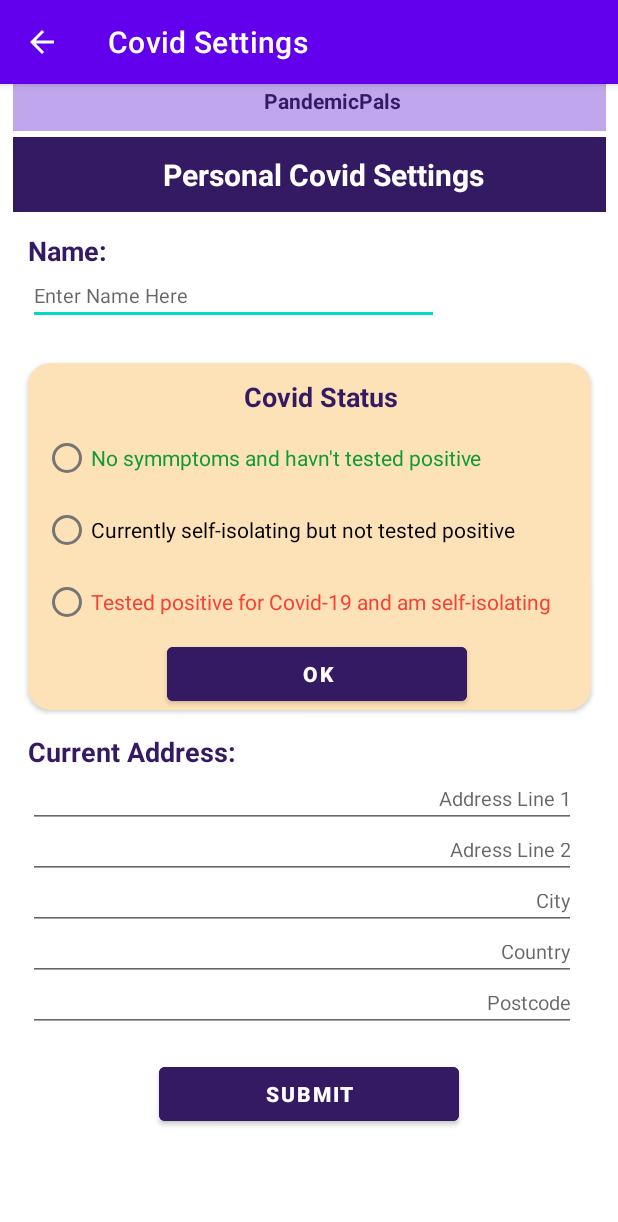
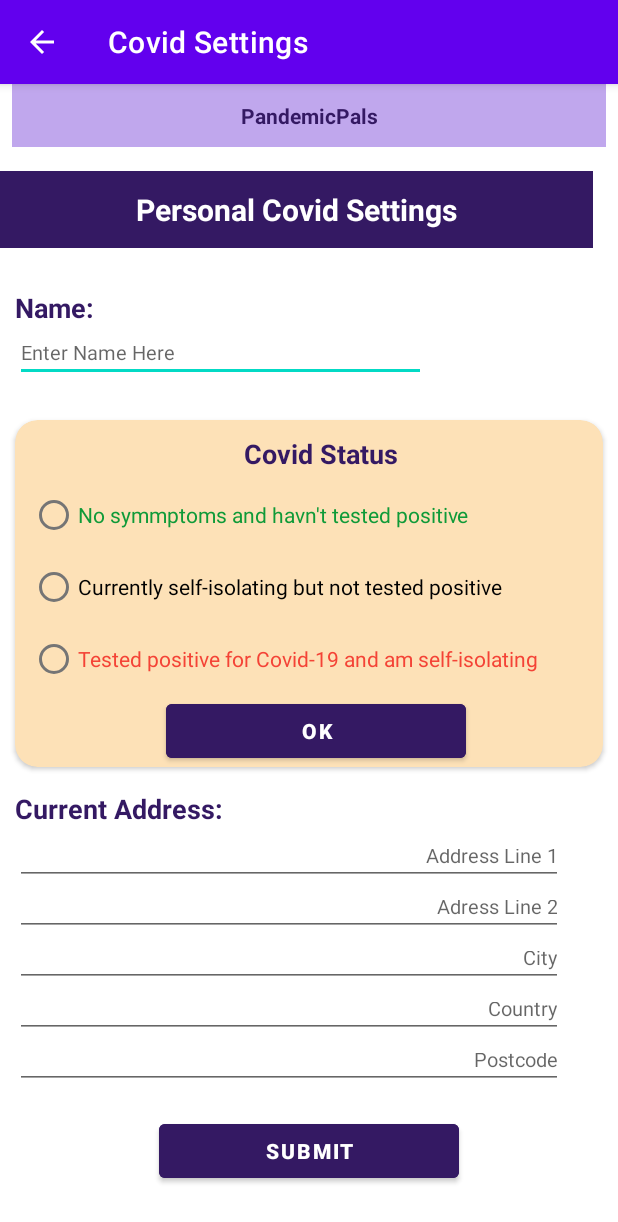
Before and after one commit to dChakr/ICHelloWorld, an Android app: the CovidSettingsActivity screen opened directly, with no data from a screen before it, on a phone screen of 412 x 824 dp. Shown: the top 1222 px of the screen. Run offline under Robolectric (Android 15) with nearby library versions, the light colour scheme and no system bars; our stand-ins replace Firebase (no records; nobody signed in at launch, a user with empty details on screens opened directly).

```diff
--- a/app/src/main/res/layout/covid_settings.xml
+++ b/app/src/main/res/layout/covid_settings.xml
@@ -6,45 +6,48 @@
     android:layout_width="match_parent"
     android:layout_height="match_parent">
 
-    <ScrollView
-        android:layout_width="395dp"
-        android:layout_height="787dp"
-        app:layout_constraintBottom_toBottomOf="parent"
-        app:layout_constraintEnd_toEndOf="parent"
-        app:layout_constraintStart_toStartOf="parent"
-        app:layout_constraintTop_toTopOf="parent">
-
-        <LinearLayout
-            android:layout_width="395dp"
-            android:layout_height="784dp"
-            android:orientation="vertical"
-            app:layout_constraintEnd_toEndOf="parent"
-            app:layout_constraintStart_toStartOf="parent"
-            app:layout_constraintTop_toTopOf="parent">
-
     <TextView
         android:id="@+id/textView"
-                android:layout_width="425dp"
-                android:layout_height="40dp"
+        android:layout_width="396dp"
+        android:layout_height="42dp"
         android:background="#C0A7ED"
         android:gravity="center"
         android:text="PandemicPals"
         android:textColor="#341963"
-                android:textStyle="bold" />
+        android:textStyle="bold"
+        app:layout_constraintEnd_toEndOf="parent"
+        app:layout_constraintStart_toStartOf="parent"
+        app:layout_constraintTop_toTopOf="parent" />
 
     <TextView
         android:id="@+id/textView2"
-                android:layout_width="414dp"
-                android:layout_height="50dp"
-                android:layout_marginTop="4dp"
-                android:layout_marginBottom="10dp"
+        android:layout_width="395dp"
+        android:layout_height="51dp"
+        android:layout_marginTop="16dp"
         android:background="@color/purple_text_colour"
         android:gravity="center"
         android:text="@string/covid_settings_page_title"
         android:textColor="@color/white"
         android:textSize="20dp"
-                android:textStyle="bold" />
+        android:textStyle="bold"
+        app:layout_constraintEnd_toEndOf="parent"
+        app:layout_constraintHorizontal_bias="0.0"
+        app:layout_constraintStart_toStartOf="parent"
+        app:layout_constraintTop_toBottomOf="@+id/textView" />
 
+    <ScrollView
+        android:layout_width="match_parent"
+        android:layout_height="664dp"
+        android:layout_marginTop="24dp"
+        app:layout_constraintEnd_toEndOf="parent"
+        app:layout_constraintHorizontal_bias="0.0"
+        app:layout_constraintStart_toStartOf="parent"
+        app:layout_constraintTop_toBottomOf="@+id/textView2">
+
+        <LinearLayout
+            android:layout_width="match_parent"
+            android:layout_height="wrap_content"
+            android:orientation="vertical">
 
             <TextView
                 android:id="@+id/textView4"
@@ -71,8 +74,8 @@
             <androidx.cardview.widget.CardView
                 android:layout_width="match_parent"
                 android:layout_height="wrap_content"
+                android:layout_marginLeft="10dp"
                 android:layout_marginTop="15dp"
-                android:layout_marginLeft="10dp"
                 android:layout_marginRight="10dp"
                 android:animateLayoutChanges="true"
                 app:cardBackgroundColor="#FDE1B7"
--- a/app/src/main/res/layout/my_groups.xml
+++ b/app/src/main/res/layout/my_groups.xml
@@ -26,8 +26,8 @@
 
     <ScrollView
         android:id="@+id/scrollView2"
-        android:layout_width="match_parent"
-        android:layout_height="665dp"
+        android:layout_width="413dp"
+        android:layout_height="655dp"
         app:layout_constraintBottom_toBottomOf="parent"
         app:layout_constraintEnd_toEndOf="parent"
         app:layout_constraintHorizontal_bias="0.0"
```
Lines whose indentation alone changed are shown as unchanged.
